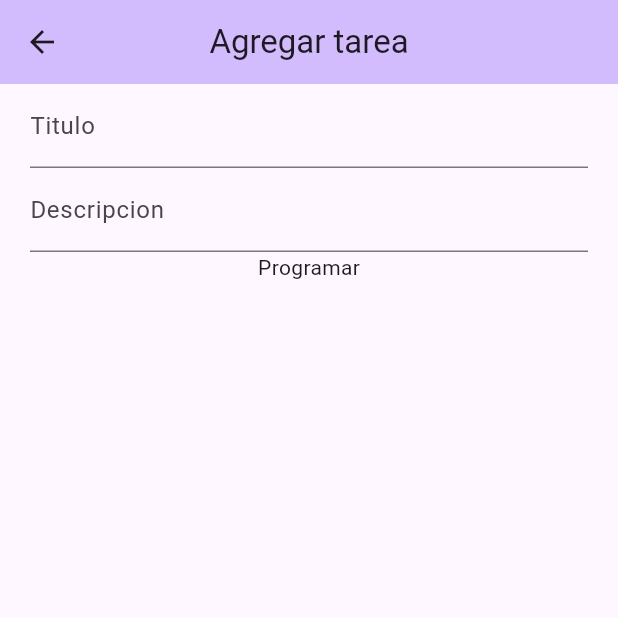
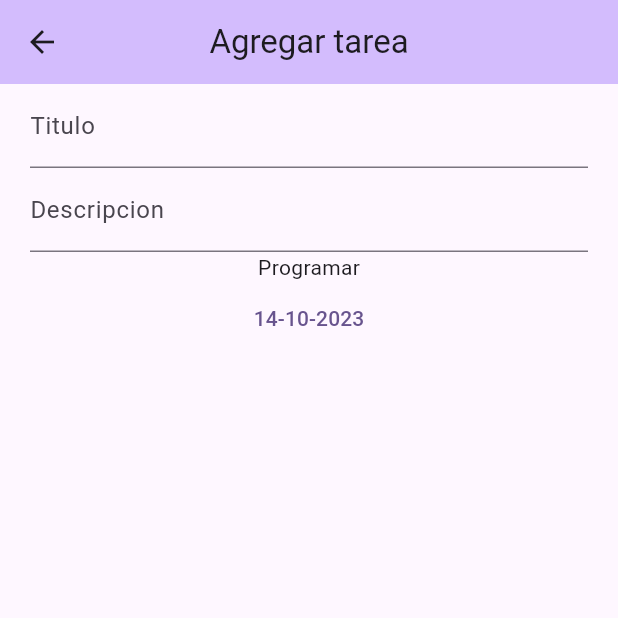
Before and after one commit to EmmanuelBazan/easy_to_do_app_JEBV, a Flutter app: the screen it shows after launch, after a tap on the "add" icon, on a phone screen of 412 x 824 dp, the top half of it. Run offline on Flutter 3.47's test engine with Material 2 defaults, Android fonts, the light colour scheme and no system bars; our stand-ins replace sqflite; accounts and stored records are empty.

Commit message:
DatePicker implementation

```diff
--- a/lib/app/presentation/pages/addTask/controllers/add_task_controller.dart
+++ b/lib/app/presentation/pages/addTask/controllers/add_task_controller.dart
@@ -1,6 +1,7 @@
 import 'package:easy_to_do_app/app/domain/models/task_model.dart';
 import 'package:easy_to_do_app/app/domain/repositories/task_repository.dart';
 import 'package:flutter/material.dart';
+import 'package:intl/intl.dart';
 
 class AddTaskController extends ChangeNotifier {
   final TaskRepository taskRepository;
@@ -9,14 +10,30 @@ class AddTaskController extends ChangeNotifier {
 
   String titleInput = '';
   String descriptionInput = '';
+  String dateInput = '';
 
   bool _isLoading = false;
   bool _mounted = true;
 
-  AddTaskController(this.taskRepository);
-
   bool get isLoading => _isLoading;
   bool get mounted => _mounted;
+
+  DateTime _selectedDate = DateTime.now();
+
+  AddTaskController(this.taskRepository) {
+    init();
+  }
+
+  void init() {
+    _setCurrentDate(_selectedDate);
+  }
+
+  void _setCurrentDate(DateTime now) {
+    var formatter = DateFormat('dd-MM-yyyy');
+    String formattedDate = formatter.format(now);
+    dateInput = formattedDate;
+    notifyListeners();
+  }
 
   set isLoading(bool value) {
     _isLoading = value;
@@ -43,6 +60,21 @@ class AddTaskController extends ChangeNotifier {
     return res;
   }
 
+  Future<DateTime?> selectCurrentDate(BuildContext context) async {
+    final DateTime? picked = await showDatePicker(
+      context: context,
+      initialDate: _selectedDate,
+      firstDate: DateTime(2015, 8),
+      lastDate: DateTime(2101),
+    );
+
+    if (picked != null && picked != _selectedDate) {
+      _setCurrentDate(picked);
+    }
+
+    return picked;
+  }
+
   @override
   void dispose() {
     _mounted = false;
--- a/lib/app/presentation/pages/addTask/pages/add_task_page.dart
+++ b/lib/app/presentation/pages/addTask/pages/add_task_page.dart
@@ -61,7 +61,12 @@ class _Body extends StatelessWidget {
                 ),
                 onChanged: (value) => controller.descriptionInput = value,
               ),
-              const Text('Programar')
+              const Text('Programar'),
+              TextButton(
+                  onPressed: () async {
+                    await controller.selectCurrentDate(context);
+                  },
+                  child: Text(controller.dateInput))
             ],
           ),
         ),
--- a/pubspec.yaml
+++ b/pubspec.yaml
@@ -38,6 +38,7 @@ dependencies:
   provider: ^6.0.5
   sqflite: ^2.3.0
   path_provider: ^2.1.1
+  intl: ^0.18.1
 
 dev_dependencies:
   flutter_test:
```
Also changed, not shown: pubspec.lock.
